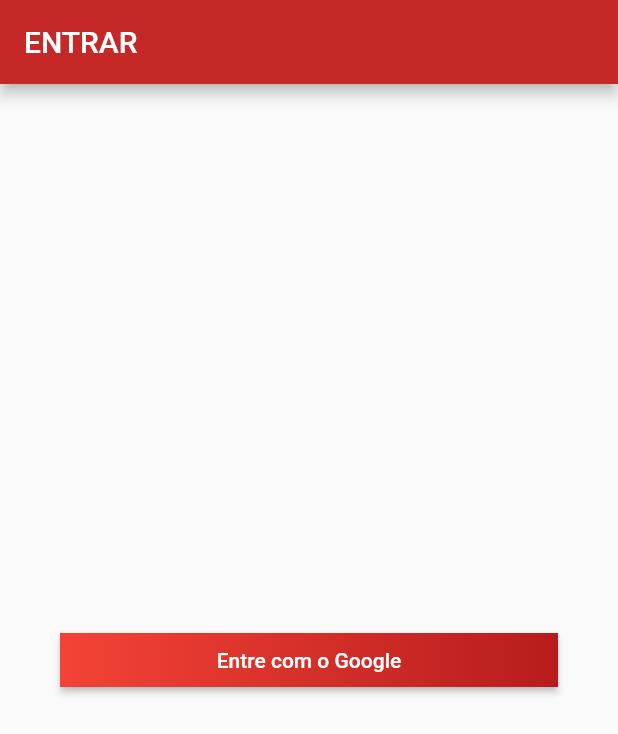
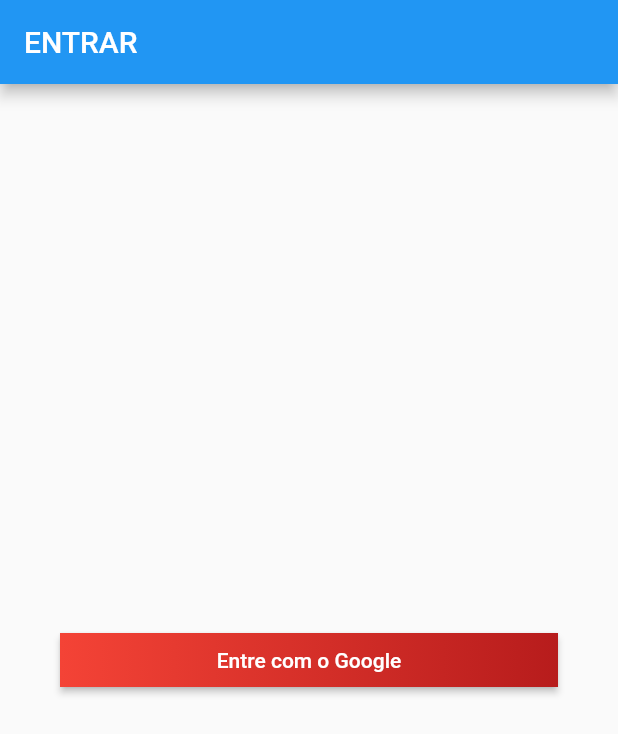
Before and after one commit to irvine5k/pipok_app, a Flutter app: the screen it shows after launch, on a phone screen of 412 x 824 dp. Shown: the top 734 px of the screen. Run offline on Flutter 3.47's test engine with Material 2 defaults, Android fonts, the phone set to English and light mode, and no system bars; our stand-ins replace firebase_auth, flutter_mobx, mobx; accounts and stored records are empty; generated files the repository leaves out were written again.

```diff
--- a/lib/main.dart
+++ b/lib/main.dart
@@ -1,20 +1,26 @@
 import 'package:flutter/material.dart';
 import 'package:pipok_app/src/home/home_page.dart';
+import 'package:pipok_app/src/landing/landing_page.dart';
+import 'package:pipok_app/src/shared/auth/auth_controller.dart';
 import 'package:pipok_app/src/sign_in/sign_in_page.dart';
+import 'package:provider/provider.dart';
 
 void main() => runApp(MyApp());
 
 class MyApp extends StatelessWidget {
-
   @override
   Widget build(BuildContext context) {
-    return MaterialApp(
-      title: 'Flutter Demo',
-      theme: ThemeData(
-
-        primarySwatch: Colors.blue,
+    return MultiProvider(
+      providers: [
+        Provider(create: (context) => AuthController()),
+      ],
+      child: MaterialApp(
+        title: 'Flutter Demo',
+        theme: ThemeData(
+          primarySwatch: Colors.blue,
+        ),
+        home: LandingPage(),
       ),
-      home: SignInPage(),
     );
   }
 }
--- a/lib/src/home/home_page.dart
+++ b/lib/src/home/home_page.dart
@@ -8,8 +8,11 @@ class HomePage extends StatefulWidget {
 class _HomePageState extends State<HomePage> {
   @override
   Widget build(BuildContext context) {
-    return Container(
-
+    return Scaffold(
+      appBar: AppBar(
+        title: Text('Listas'),
+      ),
+      body: Container(),
     );
   }
 }
--- /dev/null
+++ b/lib/src/landing/landing_page.dart
@@ -0,0 +1,33 @@
+import 'package:flutter/material.dart';
+import 'package:firebase_auth/firebase_auth.dart';
+import 'package:flutter_mobx/flutter_mobx.dart';
+import 'package:pipok_app/src/home/home_page.dart';
+import 'package:pipok_app/src/shared/auth/auth_controller.dart';
+import 'package:pipok_app/src/sign_in/sign_in_page.dart';
+import 'package:provider/provider.dart';
+
+class LandingPage extends StatefulWidget {
+  @override
+  _LandingPageState createState() => _LandingPageState();
+}
+
+class _LandingPageState extends State<LandingPage> {
+
+
+  @override
+  Widget build(BuildContext context) {
+    final _authController = Provider.of<AuthController>(context);
+
+    return Observer(
+      builder: (context) {
+        if(_authController.user == null) {
+          return SignInPage();
+        }
+
+        return HomePage();
+      },
+    );
+
+
+  }
+}
--- a/lib/src/sign_in/sign_in_page.dart
+++ b/lib/src/sign_in/sign_in_page.dart
@@ -1,6 +1,8 @@
 import 'package:flutter/material.dart';
 import 'package:firebase_auth/firebase_auth.dart';
+import 'package:pipok_app/src/shared/auth/auth_controller.dart';
 import 'package:pipok_app/src/sign_in/widgets/sign_in_button_widget.dart';
+import 'package:provider/provider.dart';
 
 class SignInPage extends StatefulWidget {
   @override
@@ -8,17 +10,12 @@ class SignInPage extends StatefulWidget {
 }
 
 class _SignInPageState extends State<SignInPage> {
-  Future<void> _signInAnonymously() async {
-    final authResult = await FirebaseAuth.instance.signInAnonymously();
-
-    print('${authResult.user.uid}');
-  }
-
   @override
   Widget build(BuildContext context) {
+    final _authController = Provider.of<AuthController>(context);
+
     return Scaffold(
       appBar: AppBar(
-        backgroundColor: Colors.red[800],
         title: Text('ENTRAR'),
       ),
       body: SafeArea(
@@ -28,9 +25,7 @@ class _SignInPageState extends State<SignInPage> {
             mainAxisSize: MainAxisSize.max,
             mainAxisAlignment: MainAxisAlignment.center,
             children: <Widget>[
-              SignInButtonWidget(
-                onTap: _signInAnonymously,
-              ),
+              SignInButtonWidget(onTap: _authController.signInAnonymously),
             ],
           ),
         ),
```
